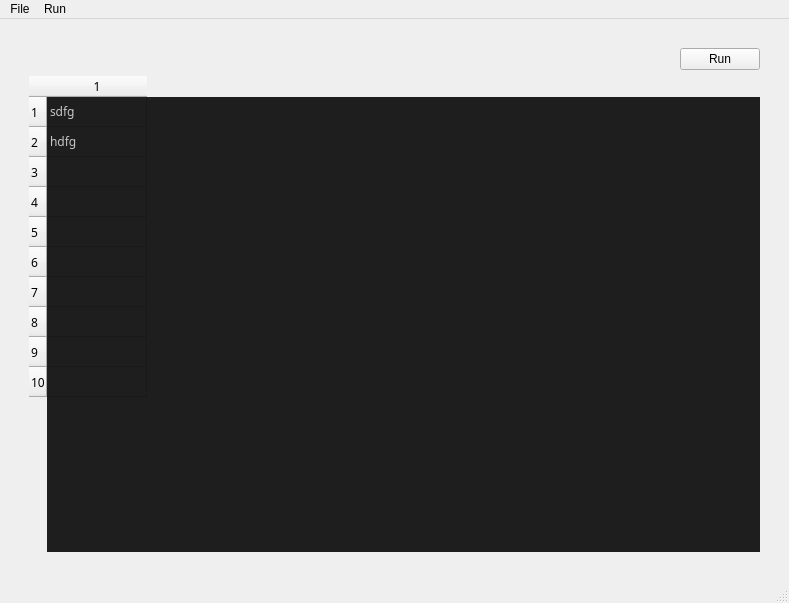
First picture: the form in app/ui/main_window.ui, repository H1nkk/pamm, before the edit.
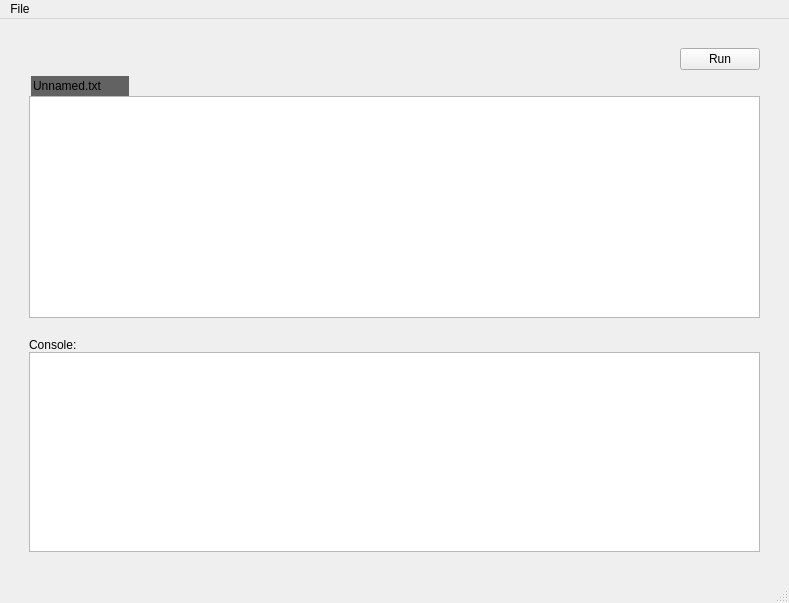
Second picture: the form after the edit.

Commit message: ui done but without row numbers

Diff of the .ui file:
```diff
--- a/app/ui/main_window.ui
+++ b/app/ui/main_window.ui
@@ -73,79 +73,126 @@
       </item>
       <item>
        <layout class="QVBoxLayout" name="verticalLayout_3">
+        <property name="spacing">
+         <number>0</number>
+        </property>
+        <property name="sizeConstraint">
+         <enum>QLayout::SizeConstraint::SetDefaultConstraint</enum>
+        </property>
         <property name="bottomMargin">
          <number>0</number>
         </property>
         <item>
-         <widget class="QTableWidget" name="tableWidget">
-          <property name="enabled">
-           <bool>true</bool>
+         <layout class="QHBoxLayout" name="horizontalLayout_3">
+          <property name="topMargin">
+           <number>0</number>
           </property>
-          <property name="sizePolicy">
-           <sizepolicy hsizetype="Expanding" vsizetype="Expanding">
-            <horstretch>1</horstretch>
-            <verstretch>1</verstretch>
-           </sizepolicy>
+          <property name="bottomMargin">
+           <number>0</number>
           </property>
-          <property name="minimumSize">
-           <size>
-            <width>0</width>
-            <height>0</height>
-           </size>
-          </property>
-          <property name="font">
-           <font>
-            <family>Cascadia Mono</family>
-           </font>
-          </property>
-          <property name="cursor" stdset="0">
-           <cursorShape>IBeamCursor</cursorShape>
-          </property>
-          <property name="mouseTracking">
-           <bool>true</bool>
-          </property>
-          <property name="focusPolicy">
-           <enum>Qt::FocusPolicy::ClickFocus</enum>
-          </property>
-          <property name="styleSheet">
-           <string notr="true">QTableWidget {
-	color: rgb(200,200,200);
-	background-color: rgb(30,30,30);
-	border: none;
-}
+          <item>
+           <widget class="QLineEdit" name="fileNameContainer">
+            <property name="sizePolicy">
+             <sizepolicy hsizetype="Expanding" vsizetype="Maximum">
+              <horstretch>0</horstretch>
+              <verstretch>0</verstretch>
+             </sizepolicy>
+            </property>
+            <property name="maximumSize">
+             <size>
+              <width>100</width>
+              <height>100</height>
+             </size>
+            </property>
+            <property name="font">
+             <font>
+              <family>Microsoft YaHei UI</family>
+             </font>
+            </property>
+            <property name="toolTip">
+             <string>Unnamed.txt</string>
+            </property>
+            <property name="styleSheet">
+             <string notr="true">QLineEdit {
+	margin-left: 2px;
 
-</string>
+	background-color: rgb(98, 98, 98);
+	border-radius: 30px;
+}</string>
+            </property>
+            <property name="text">
+             <string>Unnamed.txt</string>
+            </property>
+            <property name="readOnly">
+             <bool>true</bool>
+            </property>
+           </widget>
+          </item>
+          <item>
+           <spacer name="horizontalSpacer_2">
+            <property name="orientation">
+             <enum>Qt::Orientation::Horizontal</enum>
+            </property>
+            <property name="sizeHint" stdset="0">
+             <size>
+              <width>40</width>
+              <height>20</height>
+             </size>
+            </property>
+           </spacer>
+          </item>
+         </layout>
+        </item>
+        <item>
+         <widget class="QPlainTextEdit" name="textEdit">
+          <property name="font">
+           <font>
+            <family>Cascadia Mono</family>
+           </font>
           </property>
-          <property name="editTriggers">
-           <set>QAbstractItemView::EditTrigger::AllEditTriggers</set>
+         </widget>
+        </item>
+        <item>
+         <spacer name="verticalSpacer">
+          <property name="orientation">
+           <enum>Qt::Orientation::Vertical</enum>
           </property>
-          <property name="rowCount">
-           <number>10</number>
+          <property name="sizeType">
+           <enum>QSizePolicy::Policy::Fixed</enum>
           </property>
-          <property name="columnCount">
-           <number>1</number>
+          <property name="sizeHint" stdset="0">
+           <size>
+            <width>20</width>
+            <height>20</height>
+           </size>
           </property>
-          <row/>
-          <row/>
-          <row/>
-          <row/>
-          <row/>
-          <row/>
-          <row/>
-          <row/>
-          <row/>
-          <row/>
-          <column/>
-          <item row="0" column="0">
-           <property name="text">
-            <string>sdfg</string>
-           </property>
-          </item>
-          <item row="1" column="0">
-           <property name="text">
-            <string>hdfg</string>
-           </property>
-          </item>
+         </spacer>
+        </item>
+        <item>
+         <widget class="QLabel" name="label">
+          <property name="font">
+           <font>
+            <family>Microsoft YaHei UI</family>
+           </font>
+          </property>
+          <property name="text">
+           <string>Console:</string>
+          </property>
+         </widget>
+        </item>
+        <item>
+         <widget class="QTextEdit" name="consoleContainer">
+          <property name="maximumSize">
+           <size>
+            <width>16777215</width>
+            <height>200</height>
+           </size>
+          </property>
+          <property name="font">
+           <font>
+            <family>Cascadia Mono</family>
+           </font>
+          </property>
          </widget>
         </item>
        </layout>
@@ -163,7 +210,7 @@
      <height>21</height>
     </rect>
    </property>
-   <widget class="QMenu" name="menudsg">
+   <widget class="QMenu" name="fileMenu">
     <property name="title">
      <string>File</string>
     </property>
@@ -171,14 +218,7 @@
     <addaction name="actionOpen"/>
     <addaction name="actionSave"/>
    </widget>
-   <widget class="QMenu" name="menuasdf">
-    <property name="title">
-     <string>Run</string>
-    </property>
-    <addaction name="separator"/>
-   </widget>
-   <addaction name="menudsg"/>
-   <addaction name="menuasdf"/>
+   <addaction name="fileMenu"/>
   </widget>
   <widget class="QStatusBar" name="statusbar"/>
   <action name="actionasdf">
```
Left out of the diff: 19 changed lines with no effect on the pictures. The commit also changes 1 other file.
